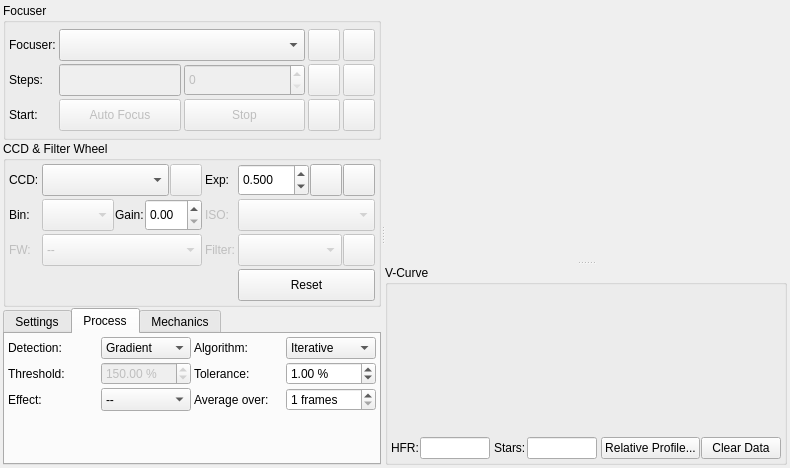
Above: kstars/ekos/focus/focus.ui from KDE/kstars before the change. Below: the same form after it.
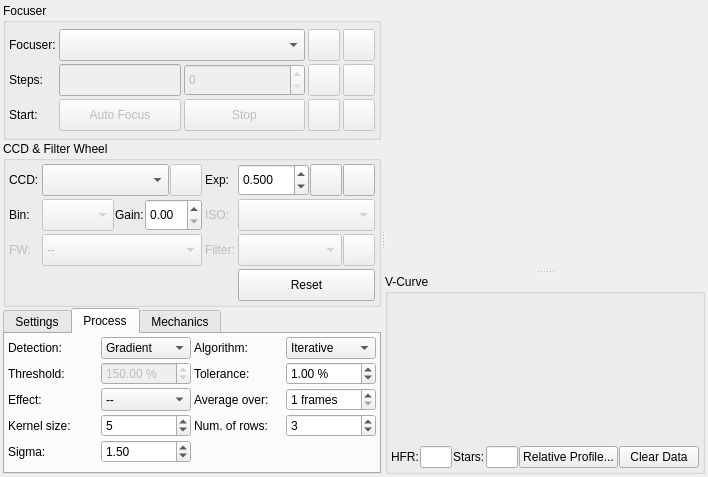
That is the form after the change. The open tabs and pages were chosen to show the change. Icons and pictures are not drawn. Custom widgets are drawn as their Qt base class.

Commit message: Implemented Bahtinov mask focus assistant, fix compiler warnings (in fpackutil.c and modcalcvizequinox.cpp)

```diff
--- a/kstars/ekos/focus/focus.ui
+++ b/kstars/ekos/focus/focus.ui
@@ -6,8 +6,8 @@
    <rect>
     <x>0</x>
     <y>0</y>
-    <width>790</width>
-    <height>468</height>
+    <width>664</width>
+    <height>477</height>
    </rect>
   </property>
   <layout class="QVBoxLayout" name="verticalLayout">
@@ -1273,6 +1273,84 @@
                </property>
               </widget>
              </item>
+             <item row="3" column="0">
+              <widget class="QLabel" name="label_20">
+               <property name="text">
+                <string>Kernel size:</string>
+               </property>
+              </widget>
+             </item>
+             <item row="3" column="1">
+              <widget class="QSpinBox" name="gaussianKernelSizeSpin">
+               <property name="toolTip">
+                <string>&lt;html&gt;&lt;head/&gt;&lt;body&gt;&lt;p&gt;The gaussian blur kernel size. Used for blurring the image before for instance the Bahtinov edge detection.&lt;/p&gt;&lt;/body&gt;&lt;/html&gt;</string>
+               </property>
+               <property name="minimum">
+                <number>3</number>
+               </property>
+               <property name="maximum">
+                <number>15</number>
+               </property>
+               <property name="singleStep">
+                <number>2</number>
+               </property>
+               <property name="value">
+                <number>5</number>
+               </property>
+              </widget>
+             </item>
+             <item row="3" column="2">
+              <widget class="QLabel" name="label_23">
+               <property name="text">
+                <string>Num. of rows:</string>
+               </property>
+              </widget>
+             </item>
+             <item row="4" column="0">
+              <widget class="QLabel" name="label_24">
+               <property name="text">
+                <string>Sigma:</string>
+               </property>
+              </widget>
+             </item>
+             <item row="3" column="3">
+              <widget class="QSpinBox" name="multiRowAverageSpin">
+               <property name="toolTip">
+                <string>&lt;html&gt;&lt;head/&gt;&lt;body&gt;&lt;p&gt;Combine this number of rows in the Bahtinov max average calculation. Change this value might help to match the Bahtinov lines on the star pattern more accurate.&lt;/p&gt;&lt;/body&gt;&lt;/html&gt;</string>
+               </property>
+               <property name="minimum">
+                <number>1</number>
+               </property>
+               <property name="maximum">
+                <number>15</number>
+               </property>
+               <property name="singleStep">
+                <number>2</number>
+               </property>
+               <property name="value">
+                <number>3</number>
+               </property>
+              </widget>
+             </item>
+             <item row="4" column="1">
+              <widget class="QDoubleSpinBox" name="gaussianSigmaSpin">
+               <property name="toolTip">
+                <string>&lt;html&gt;&lt;head/&gt;&lt;body&gt;&lt;p&gt;The gaussian blur sigma value. Used for blurring the image before for instance the Bahtinov edge detection.&lt;/p&gt;&lt;/body&gt;&lt;/html&gt;</string>
+               </property>
+               <property name="minimum">
+                <double>0.100000000000000</double>
+               </property>
+               <property name="maximum">
+                <double>10.000000000000000</double>
+               </property>
+               <property name="singleStep">
+                <double>0.100000000000000</double>
+               </property>
+               <property name="value">
+                <double>1.500000000000000</double>
+               </property>
+              </widget>
+             </item>
             </layout>
            </item>
            <item>
```
Left out of the diff: 5 changed lines with no effect on the pictures. The commit also changes 18 other files.
